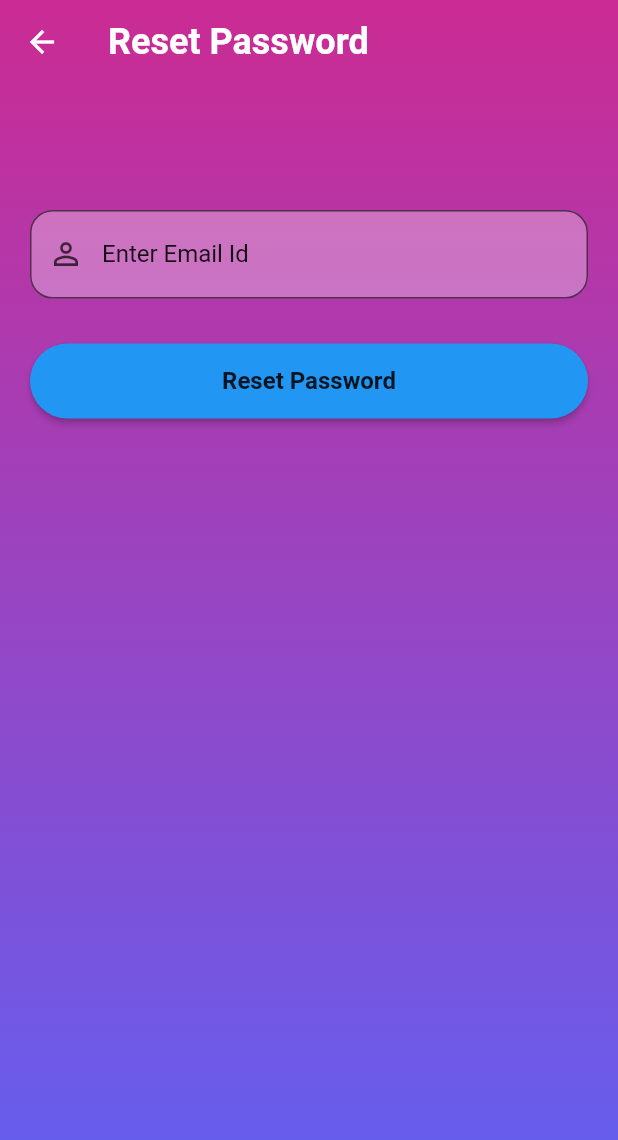
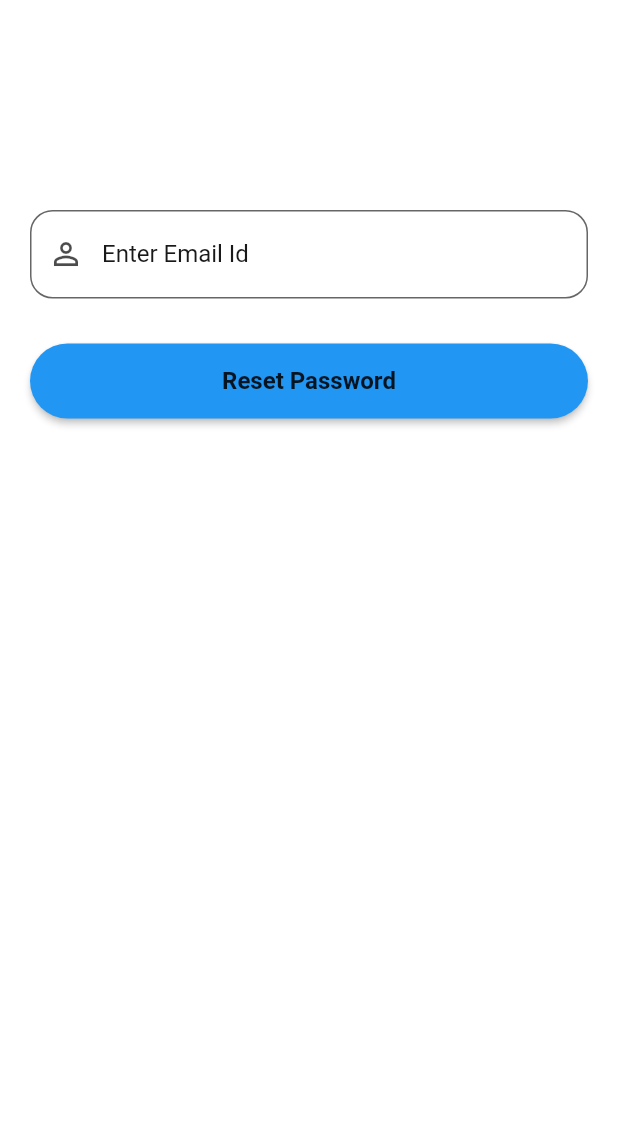
Before and after one commit to Raviipandey/CricMate, a Flutter app: the ResetPassword screen opened directly, on a phone screen of 412 x 824 dp. Shown: the top 1140 px of the screen. Run offline on Flutter 3.47's test engine with Material 2 defaults, Android fonts, the phone set to English and light mode, and no system bars; our stand-ins replace charts_flutter, cloud_firestore, firebase_auth, firebase_core, flutter_slidable and 2 more; missing offline and left inert: dart:ffi; accounts and stored records are empty; Roboto replaces fonts that are missing (Raleway).

Commit message:
Gradient

```diff
--- a/madlab/lib/passreset.dart
+++ b/madlab/lib/passreset.dart
@@ -3,22 +3,6 @@ import 'package:madlab/utils/color_utils.dart';
 import 'package:madlab/reusables/resuables.dart';
 import 'package:madlab/homepage.dart';
 import 'package:flutter/material.dart';
-
-
-
-
-
-
-
-
-
-
-
-
-
-
-
-
 
 class ResetPassword extends StatefulWidget {
   const ResetPassword({Key? key}) : super(key: key);
@@ -44,12 +28,7 @@ class _ResetPasswordState extends State<ResetPassword> {
       body: Container(
           width: MediaQuery.of(context).size.width,
           height: MediaQuery.of(context).size.height,
-          decoration: BoxDecoration(
-              gradient: LinearGradient(colors: [
-            hexStringToColor("CB2B93"),
-            hexStringToColor("9546C4"),
-            hexStringToColor("5E61F4")
-          ], begin: Alignment.topCenter, end: Alignment.bottomCenter)),
+          color: Colors.white,
           child: SingleChildScrollView(
               child: Padding(
             padding: EdgeInsets.fromLTRB(20, 120, 20, 0),
```
Also changed, not shown: madlab/lib/page/addpage.dart (+7 -1 lines), madlab/lib/signup.dart (+7 -8 lines).
